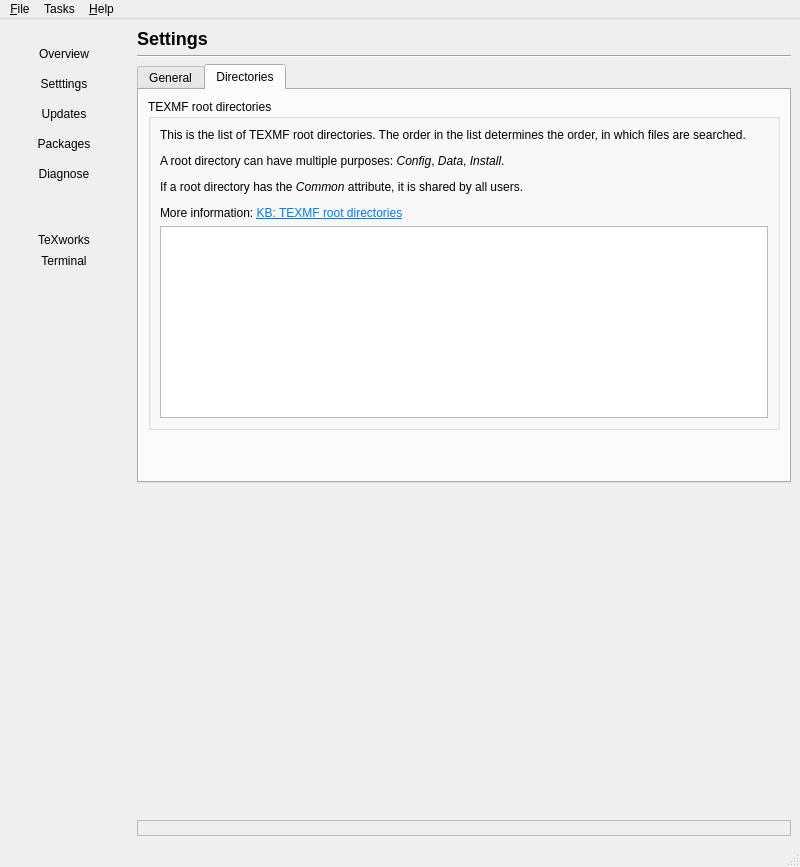
Qt form Programs/MiKTeX/Console/Qt/mainwindow.ui (MiKTeX/miktex) before a commit.
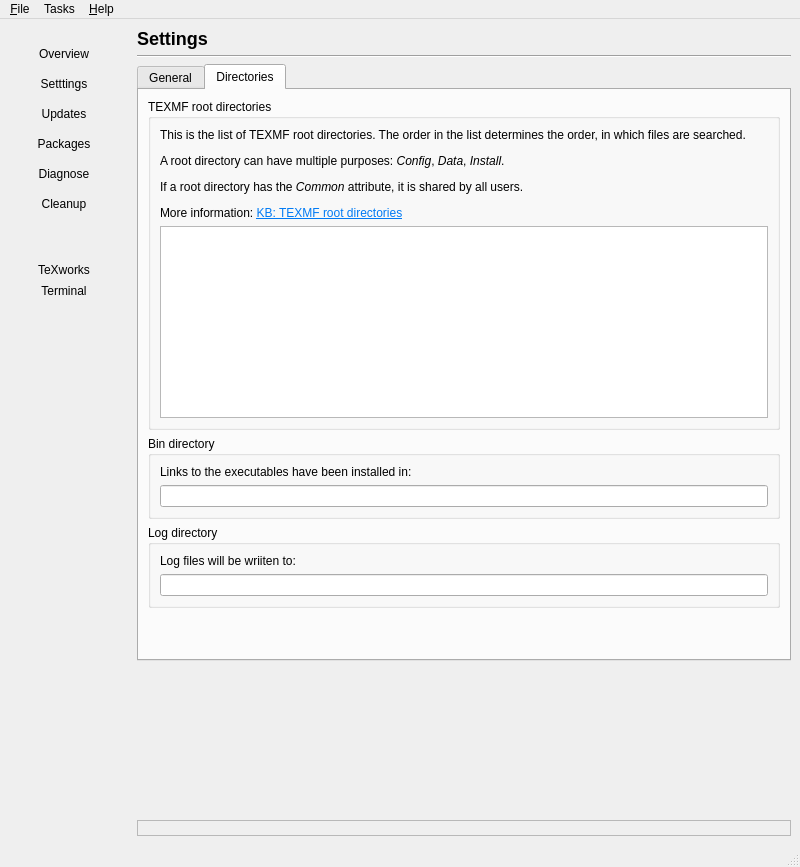
The same form after that commit. The open tabs and pages were chosen to show the change. Icons and pictures are not drawn.

Commit message: MiKTeX Console

```diff
--- a/Programs/MiKTeX/Console/Qt/mainwindow.ui
+++ b/Programs/MiKTeX/Console/Qt/mainwindow.ui
@@ -213,6 +213,37 @@
          </property>
         </widget>
        </item>
+       <item>
+        <widget class="QPushButton" name="buttonCleanup">
+         <property name="minimumSize">
+          <size>
+           <width>0</width>
+           <height>30</height>
+          </size>
+         </property>
+         <property name="focusPolicy">
+          <enum>Qt::NoFocus</enum>
+         </property>
+         <property name="statusTip">
+          <string>Cleanup</string>
+         </property>
+         <property name="text">
+          <string>Cleanup</string>
+         </property>
+         <property name="checkable">
+          <bool>true</bool>
+         </property>
+         <property name="autoExclusive">
+          <bool>true</bool>
+         </property>
+         <property name="autoRepeatDelay">
+          <number>292</number>
+         </property>
+         <property name="flat">
+          <bool>true</bool>
+         </property>
+        </widget>
+       </item>
        <item>
         <spacer name="verticalSpacer_6">
          <property name="orientation">
@@ -1103,6 +1134,76 @@
                  </layout>
                 </widget>
                </item>
+               <item>
+                <widget class="QGroupBox" name="verticalGroupBox">
+                 <property name="title">
+                  <string>Bin directory</string>
+                 </property>
+                 <layout class="QVBoxLayout" name="verticalLayout_17">
+                  <property name="leftMargin">
+                   <number>9</number>
+                  </property>
+                  <property name="topMargin">
+                   <number>9</number>
+                  </property>
+                  <property name="rightMargin">
+                   <number>9</number>
+                  </property>
+                  <property name="bottomMargin">
+                   <number>9</number>
+                  </property>
+                  <item>
+                   <widget class="QLabel" name="label_18">
+                    <property name="text">
+                     <string>Links to the executables have been installed in:</string>
+                    </property>
+                   </widget>
+                  </item>
+                  <item>
+                   <widget class="QLineEdit" name="lineEditBinDir">
+                    <property name="readOnly">
+                     <bool>true</bool>
+                    </property>
+                   </widget>
+                  </item>
+                 </layout>
+                </widget>
+               </item>
+               <item>
+                <widget class="QGroupBox" name="verticalGroupBox_2">
+                 <property name="title">
+                  <string>Log directory</string>
+                 </property>
+                 <layout class="QVBoxLayout" name="verticalLayout_18">
+                  <property name="leftMargin">
+                   <number>9</number>
+                  </property>
+                  <property name="topMargin">
+                   <number>9</number>
+                  </property>
+                  <property name="rightMargin">
+                   <number>9</number>
+                  </property>
+                  <property name="bottomMargin">
+                   <number>9</number>
+                  </property>
+                  <item>
+                   <widget class="QLabel" name="label_19">
+                    <property name="text">
+                     <string>Log files will be wriiten to:</string>
+                    </property>
+                   </widget>
+                  </item>
+                  <item>
+                   <widget class="QLineEdit" name="lineEditLogDir">
+                    <property name="readOnly">
+                     <bool>true</bool>
+                    </property>
+                   </widget>
+                  </item>
+                 </layout>
+                </widget>
+               </item>
                <item>
                 <spacer name="verticalSpacer_9">
                  <property name="orientation">
```
Left out of the diff: 85 changed lines with no effect on the pictures. The commit also changes 2 other files.
